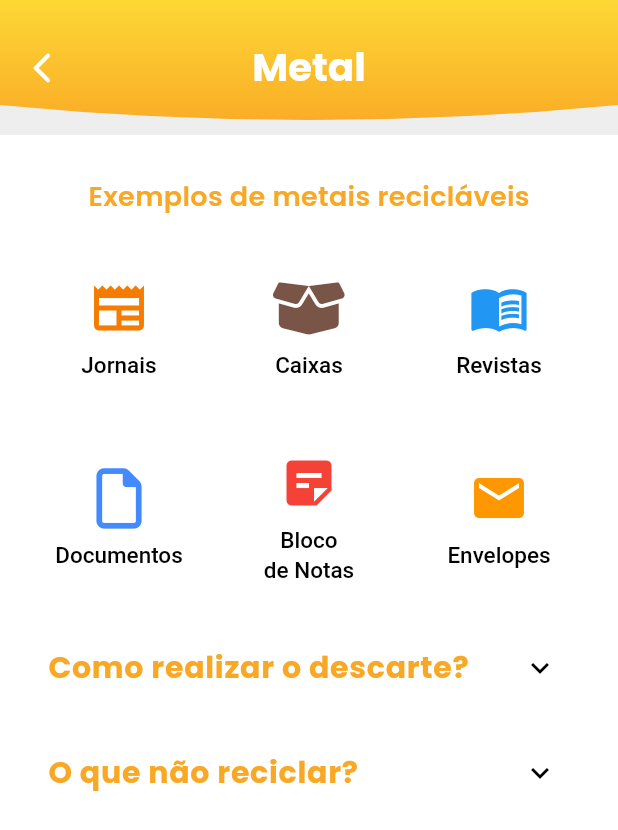
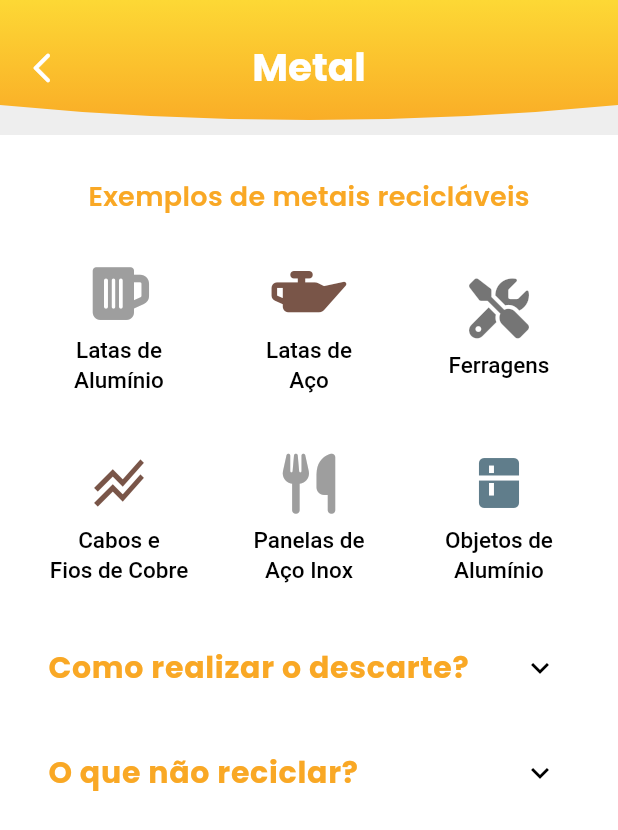
Before and after one commit to Nina-ns/Taca-la, a Flutter app: the InfoMetal screen opened by its route, on a phone screen of 412 x 824 dp. Shown: the top 830 px of the screen. Run offline on Flutter 3.47's test engine with Material 3 defaults, Android fonts, the phone set to English and light mode, and no system bars; our stand-ins replace font_awesome_flutter, google_fonts.

Commit message:
fix: textos e ícones elementos do grid

```diff
--- a/lib/app/modules/infos/info_metal.dart
+++ b/lib/app/modules/infos/info_metal.dart
@@ -63,34 +63,34 @@ class InfoMetal extends StatelessWidget {
                 children: [
                   buildGridElement(
                       context: context,
-                      label: "Jornais",
-                      colorIcon: Colors.orange[700],
-                      icon: Icons.newspaper),
+                      label: "Latas de\nAlumínio",
+                      colorIcon: Colors.grey,
+                      faIcon: FontAwesomeIcons.beerMugEmpty),
                   buildGridElement(
                       context: context,
-                      label: "Caixas",
+                      label: "Latas de\nAço",
                       colorIcon: Colors.brown,
-                      faIcon: FontAwesomeIcons.boxOpen),
+                      faIcon: FontAwesomeIcons.oilCan),
                   buildGridElement(
                       context: context,
-                      label: "Revistas",
-                      colorIcon: Colors.blue,
-                      icon: Icons.menu_book),
+                      label: "Ferragens",
+                      colorIcon: Colors.black54,
+                      faIcon: FontAwesomeIcons.screwdriverWrench),
                   buildGridElement(
                       context: context,
-                      label: "Documentos",
-                      colorIcon: Colors.blueAccent,
-                      faIcon: FontAwesomeIcons.file),
+                      label: "Cabos e\nFios de Cobre",
+                      colorIcon: Colors.brown,
+                      icon: Icons.stacked_line_chart),
                   buildGridElement(
                       context: context,
-                      label: "Bloco\nde Notas",
-                      colorIcon: Colors.red,
-                      icon: Icons.sticky_note_2),
+                      label: "Panelas de\nAço Inox",
+                      colorIcon: Colors.grey,
+                      faIcon: FontAwesomeIcons.utensils),
                   buildGridElement(
                       context: context,
-                      label: "Envelopes",
-                      colorIcon: Colors.orange,
-                      icon: Icons.email),
+                      label: "Objetos de\nAlumínio",
+                      colorIcon: Colors.blueGrey,
+                      icon: Icons.kitchen),
                 ],
               ),
             ),
```
